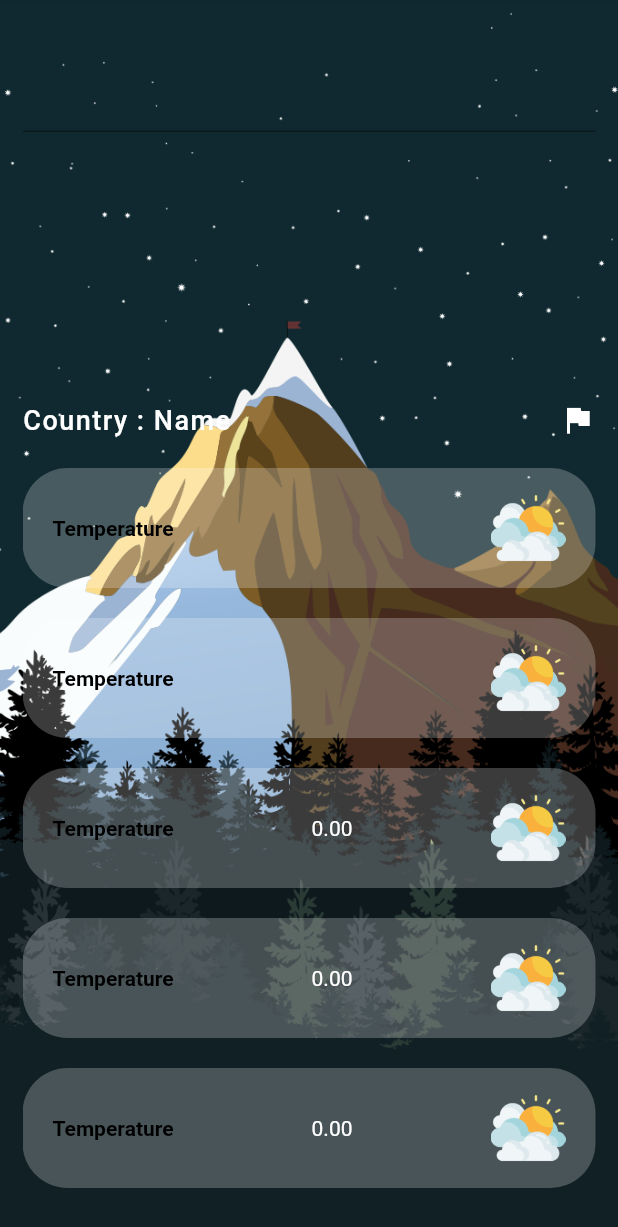
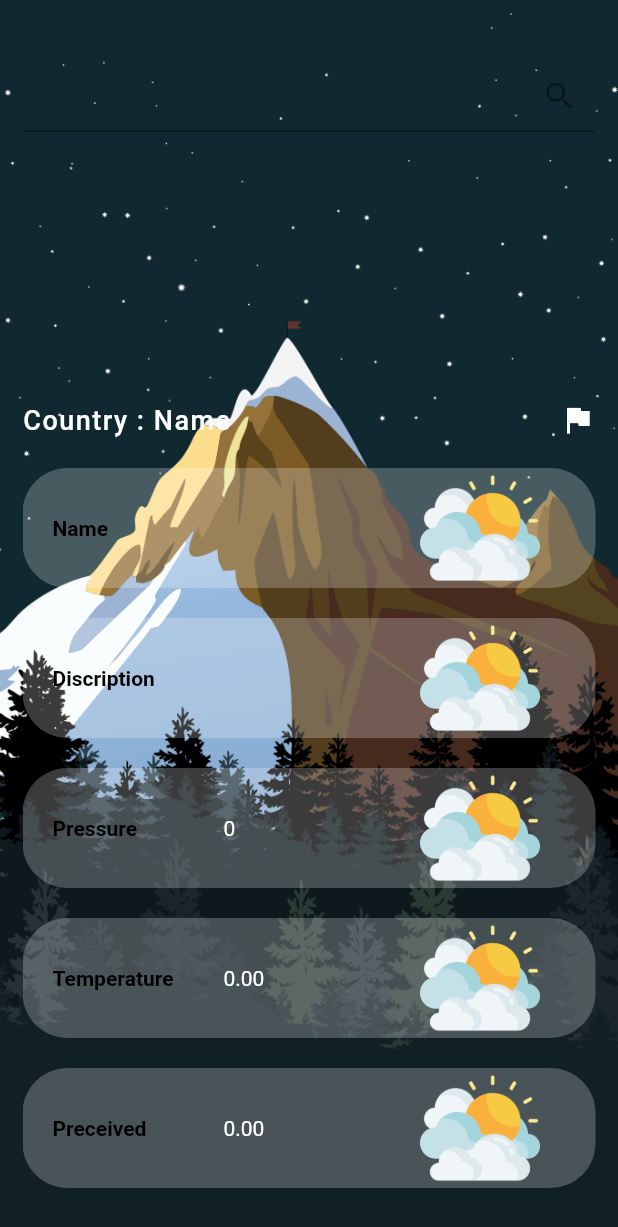
Before and after one commit to chandran1997/find_weathering, a Flutter app: the screen it shows after launch, on a phone screen of 412 x 824 dp. Shown: the top 1227 px of the screen. Run offline on Flutter 3.47's test engine with Material 2 defaults, Android fonts, the phone set to English and light mode, and no system bars.

Commit message:
Find-Weathering

```diff
--- a/lib/Model/http_helper.dart
+++ b/lib/Model/http_helper.dart
@@ -1,9 +1,8 @@
 import 'dart:convert';
 
-import 'package:find_weathering/Shared/weatherDetails.dart';
 import 'package:http/http.dart' as http;
+
 import 'package:flutter/material.dart';
-
 import 'weatherJsonDetails.dart';
 
 //https://api.openweathermap.org/data/2.5/weather?q=london&appid=4a164f220b1d6423bcaad2565368e9f7
@@ -12,8 +11,9 @@ class httpHelper {
   String apiKey = '4a164f220b1d6423bcaad2565368e9f7';
   String authority = 'api.openweathermap.org';
   String path = 'data/2.5/weather';
-  Future<WeatherJsonDetails> getweather(String Location) async {
-    Map<String, dynamic> parameters = {'q': Location, 'appId': apiKey};
+
+  Future<WeatherJsonDetails> getweather(String location) async {
+    Map<String, dynamic> parameters = {'q': location, 'appId': apiKey};
     Uri uri = Uri.https(authority, path, parameters);
     http.Response result = await http.get(uri);
 
--- a/lib/Model/weatherJsonDetails.dart
+++ b/lib/Model/weatherJsonDetails.dart
@@ -47,14 +47,37 @@ import 'package:flutter/material.dart';
 
 class WeatherJsonDetails {
   String name = '';
+  String discription = '';
   int pressure = 0;
+
+  double temperature = 0; //temp
+  double perceived = 0; // feels_like
+  int humidity = 0; //humidity
+
+  // int windSpeed = 0; //speed
+  // int winddegree = 0; //deg
+
   WeatherJsonDetails(
     this.name,
+    this.discription,
     this.pressure,
+    this.temperature,
+    this.perceived,
+    this.humidity,
+    // this.windSpeed,
+    // this.winddegree,
   );
 
   WeatherJsonDetails.fronJson(Map<String, dynamic> WeatherMap) {
-    this.name = WeatherMap['name'];
-    this.pressure = WeatherMap['main']['pressure'] ?? 0;
+    name = WeatherMap['name'] ?? '';
+
+    //weather details
+    discription = WeatherMap['weather'][0]['main'] ?? '';
+    pressure = WeatherMap['main']['pressure'] ?? 0;
+    temperature = WeatherMap['main']['temp'] - 273.15 ?? 0;
+    perceived = WeatherMap['main']['feels_like'] - 273.15 ?? 0;
+    humidity = WeatherMap['main']['humidity'] ?? 0;
+    // windSpeed = WeatherMap['wind']['speed'] ?? 0;
+    // winddegree = WeatherMap['wind']['deg'] ?? 0;
   }
 }
--- a/lib/Screens/weatheringPage.dart
+++ b/lib/Screens/weatheringPage.dart
@@ -20,11 +20,18 @@ class _WeatheringPageState extends State<WeatheringPage> {
   }
 
   // String result = '';
-  WeatherJsonDetails result = WeatherJsonDetails('', 0);
+  late WeatherJsonDetails result = WeatherJsonDetails(
+    '',
+    '',
+    0,
+    0,
+    0,
+    0,
+  );
   String image = 'assets/mountains.svg';
 
   //controller
-  TextEditingController _textEditingController = TextEditingController();
+  final TextEditingController _textEditingController = TextEditingController();
   @override
   Widget build(BuildContext context) {
     return Scaffold(
@@ -61,7 +68,12 @@ class _WeatheringPageState extends State<WeatheringPage> {
                           decoration: InputDecoration(
                               fillColor: kcountry,
                               focusColor: Colors.grey,
-
+                              suffixIcon: IconButton(
+                                onPressed: () {
+                                  getWeatherData();
+                                },
+                                icon: Icon(Icons.search),
+                              )
                               // labelText: 'Hello',
                               // floatingLabelBehavior: FloatingLabelBehavior.never,
 
@@ -108,12 +120,12 @@ class _WeatheringPageState extends State<WeatheringPage> {
                     //     ),
                     //   ),
                     // ),
-                    SizedBox(
+                    const SizedBox(
                       height: 180,
                     ),
                     Container(
                       width: MediaQuery.of(context).size.width,
-                      height: 700,
+                      height: 900,
                       child: Column(
                         children: [
                           Row(
@@ -137,47 +149,61 @@ class _WeatheringPageState extends State<WeatheringPage> {
                             height: 20,
                           ),
                           WeatherDetails(
-                              title: 'Temperature',
+                              title: 'Name',
                               details: result.name,
                               image: 'assets/cloudy.png'),
                           const SizedBox(
                             height: 20,
                           ),
                           WeatherDetails(
-                              title: 'Temperature',
-                              details: result.name,
+                              title: 'Discription',
+                              details: result.discription,
+                              image: 'assets/cloudy.png'),
+                          const SizedBox(
+                            height: 20,
+                          ),
+                          WeatherDetails(
+                              title: 'Pressure',
+                              details: result.pressure.toString(),
                               image: 'assets/cloudy.png'),
                           const SizedBox(
                             height: 20,
                           ),
                           WeatherDetails(
                               title: 'Temperature',
-                              details: result.pressure.toStringAsFixed(2),
+                              details: result.temperature.toStringAsFixed(2),
                               image: 'assets/cloudy.png'),
                           const SizedBox(
                             height: 20,
                           ),
                           WeatherDetails(
-                              title: 'Temperature',
-                              details: result.pressure.toStringAsFixed(2),
+                              title: 'Preceived',
+                              details: result.perceived.toStringAsFixed(2),
                               image: 'assets/cloudy.png'),
                           const SizedBox(
                             height: 20,
                           ),
                           WeatherDetails(
-                              title: 'Temperature',
-                              details: result.pressure.toStringAsFixed(2),
+                              title: 'Humidity',
+                              details: result.humidity.toString(),
                               image: 'assets/cloudy.png'),
                           const SizedBox(
                             height: 20,
                           ),
-                          WeatherDetails(
-                              title: 'Temperature',
-                              details: result.pressure.toStringAsFixed(2),
-                              image: 'assets/cloudy.png'),
-                          const SizedBox(
-                            height: 20,
-                          ),
+                          // WeatherDetails(
+                          //     title: 'Wind Speed',
+                          //     details: result.windSpeed.toStringAsFixed(2),
+                          //     image: 'assets/cloudy.png'),
+                          // const SizedBox(
+                          //   height: 20,
+                          // ),
+                          // WeatherDetails(
+                          //     title: 'Degree',
+                          //     details: result.winddegree.toStringAsFixed(2),
+                          //     image: 'assets/cloudy.png'),
+                          // const SizedBox(
+                          //   height: 20,
+                          // ),
                         ],
                       ),
                     ),
--- a/lib/Shared/weatherDetails.dart
+++ b/lib/Shared/weatherDetails.dart
@@ -1,7 +1,6 @@
 import 'package:flutter/material.dart';
 
 import '../styles/constants.dart';
-
 
 class WeatherDetails extends StatelessWidget {
   String title = '';
@@ -29,22 +28,26 @@ class WeatherDetails extends StatelessWidget {
           alignment: Alignment.centerLeft,
           child: Row(
             children: [
-              Text(
+              Expanded(
+                child: Text(
                   title,
                   style: const TextStyle(
                       color: Colors.black, fontWeight: FontWeight.bold),
                 ),
-              const Spacer(),
-              Text(
+              ),
+              Expanded(
+                child: Text(
                   details,
                   style: TextStyle(color: kcountry),
                 ),
-              const Spacer(),
-              Container(
+              ),
+              Expanded(
+                child: Container(
                   width: 50,
                   decoration: BoxDecoration(
                     image: DecorationImage(
                       image: AssetImage(image),
+                    ),
                   ),
                 ),
               )
--- a/lib/main.dart
+++ b/lib/main.dart
@@ -12,7 +12,7 @@ class MyApp extends StatelessWidget {
   // This widget is the root of your application.
   @override
   Widget build(BuildContext context) {
-    return MaterialApp(
+    return  MaterialApp(
       home: WeatheringPage(),
     );
   }
```
Lines whose indentation alone changed are shown as unchanged.
